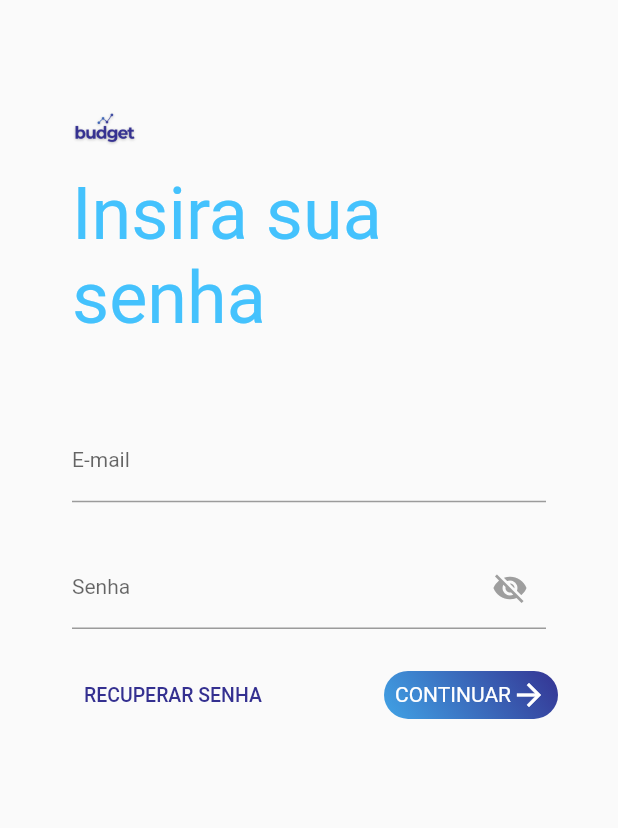
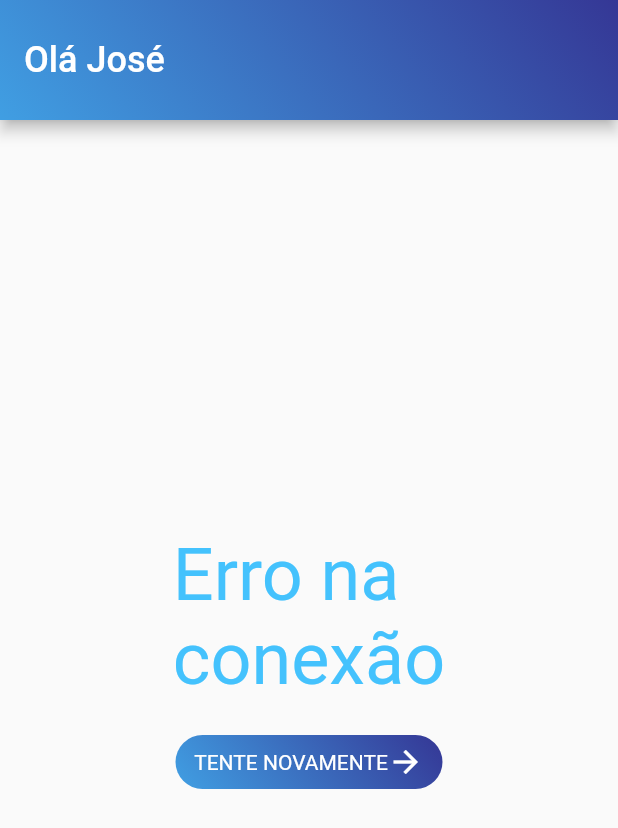
Before and after one commit to matheus-gabrielw3/budget_app, a Flutter app: the LoginsenhaPage screen opened by its route, after a tap on "CONTINUAR", on a phone screen of 412 x 824 dp. Shown: the top 828 px of the screen. Run offline on Flutter 3.47's test engine with Material 2 defaults, Android fonts, the light colour scheme and no system bars; our stand-ins replace flutter_modular, google_fonts.

Commit message:
tela de erro

```diff
--- /dev/null
+++ b/lib/core/custom_elevated_button_tentarnovamente.dart
@@ -0,0 +1,49 @@
+import 'package:flutter/material.dart';
+import 'package:raro_budget_app/core/ui/class_app_colors.dart';
+import 'package:raro_budget_app/core/ui/class_estilos_textos.dart';
+
+class CustomElevatedButtontentarnobamente extends StatelessWidget {
+  final String titulo;
+  final IconData? icone;
+  final void Function()? onPressed;
+  final Color? cor;
+  final double? width;
+  final double? height;
+
+  const CustomElevatedButtontentarnobamente(
+      {super.key,
+      required this.titulo,
+      this.icone,
+      this.onPressed,
+      this.cor,
+      this.width,
+      this.height});
+  @override
+  Widget build(BuildContext context) {
+    return InkWell(
+      onTap: onPressed,
+      child: Container(
+        width: 178,
+        height: 36,
+        decoration: const BoxDecoration(
+          gradient: ClassAppColors.linearAzul,
+          borderRadius: BorderRadius.all(Radius.circular(30)),
+        ),
+        child: Row(
+          mainAxisAlignment: MainAxisAlignment.center,
+          crossAxisAlignment: CrossAxisAlignment.center,
+          children: [
+            Text(
+              titulo,
+              style: ClassEstilosTextos.branco14w400roboto,
+            ),
+            const Icon(
+              Icons.arrow_forward_outlined,
+              color: Colors.white,
+            )
+          ],
+        ),
+      ),
+    );
+  }
+}
--- /dev/null
+++ b/lib/login/erroconexao.dart
@@ -0,0 +1,45 @@
+import 'package:flutter/material.dart';
+import 'package:raro_budget_app/core/ui/class_app_colors.dart';
+import 'package:raro_budget_app/core/ui/class_estilos_textos.dart';
+
+import '../core/custom_elevated_button_tentarnovamente.dart';
+import '../core/ui/custom_elevated_button_continuar.dart';
+
+class Erroconexao extends StatelessWidget {
+  const Erroconexao({super.key});
+
+  @override
+  Widget build(BuildContext context) {
+    return Scaffold(
+      appBar: AppBar(
+        flexibleSpace: Container(
+          decoration: const BoxDecoration(gradient: ClassAppColors.linearAzul),
+        ),
+        title: Text(
+          'Olá José',
+          style: ClassEstilosTextos.branco24w500roboto,
+        ),
+        toolbarHeight: 80,
+      ),
+      body: Center(
+        child: Column(
+          mainAxisAlignment: MainAxisAlignment.center,
+          crossAxisAlignment: CrossAxisAlignment.center,
+          children: [
+            Text(
+              "Erro na \nconexão",
+              style: ClassEstilosTextos.azul48w400roboto,
+            ),
+            Padding(
+              padding: const EdgeInsets.all(23.0),
+              child: CustomElevatedButtontentarnobamente(
+                titulo: "TENTE NOVAMENTE",
+                onPressed: () {},
+              ),
+            ),
+          ],
+        ),
+      ),
+    );
+  }
+}
--- a/lib/login/login_module.dart
+++ b/lib/login/login_module.dart
@@ -2,6 +2,7 @@ import 'package:flutter_modular/flutter_modular.dart';
 import 'package:raro_budget_app/cadastro/cadastro_module.dart';
 import 'package:raro_budget_app/login/login_page.dart';
 import 'package:raro_budget_app/login/splash_screen.dart';
+import 'erroconexao.dart';
 import 'loginsenha_page.dart';
 
 class LoginModule extends Module {
@@ -10,6 +11,7 @@ class LoginModule extends Module {
     r.child('/', child: (context) => const SplashScreen());
     r.child('/login', child: (context) => const LoginPage());
     r.child('/loginsenha', child: (context) => const LoginsenhaPage());
+    r.child('/erroconexao', child: (context) => const Erroconexao());
     r.module('/cadastro', module: CadastroModule());
   }
 }
--- a/lib/login/loginsenha_page.dart
+++ b/lib/login/loginsenha_page.dart
@@ -1,6 +1,6 @@
 import 'package:flutter/material.dart';
 import 'package:raro_budget_app/core/ui/class_estilos_textos.dart';
-
+import 'package:flutter_modular/flutter_modular.dart';
 import '../core/ui/custom_elevated_button_continuar.dart';
 
 class LoginsenhaPage extends StatefulWidget {
@@ -80,7 +80,9 @@ class _LoginsenhaPageState extends State<LoginsenhaPage> {
                   ),
                   CustomElevatedButtonContinuar(
                     titulo: "CONTINUAR",
-                    onPressed: () {},
+                    onPressed: () {
+                      Modular.to.navigate('/erroconexao');
+                    },
                   ),
                 ],
               ),
```
Also changed, not shown: lib/core/ui/class_app_colors.dart (line endings or trailing spaces).
